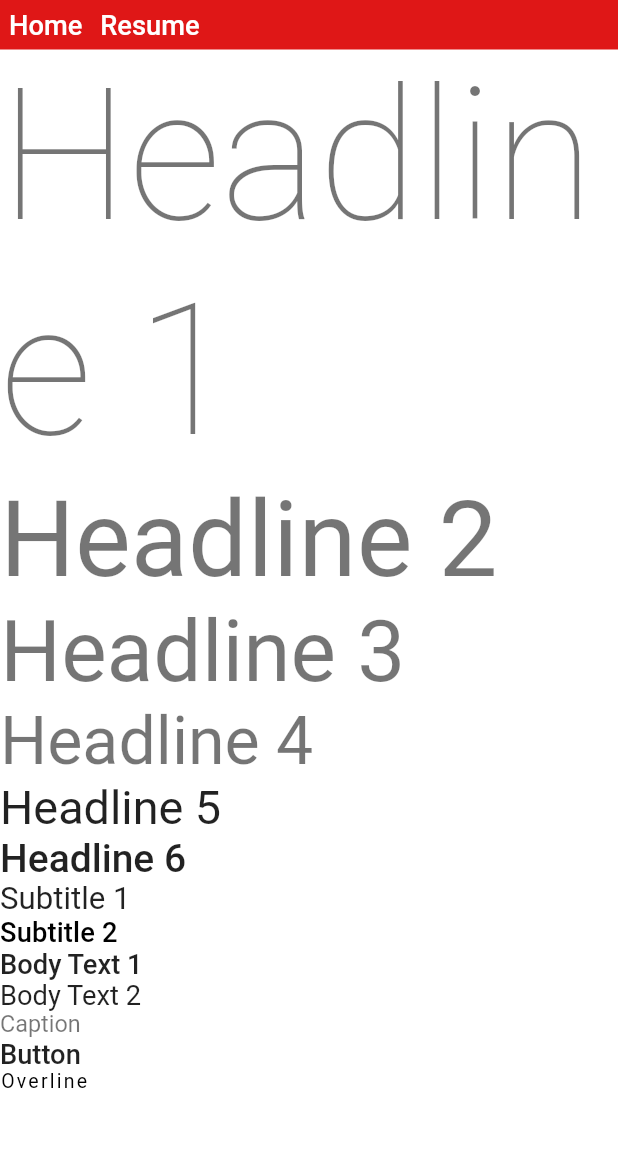
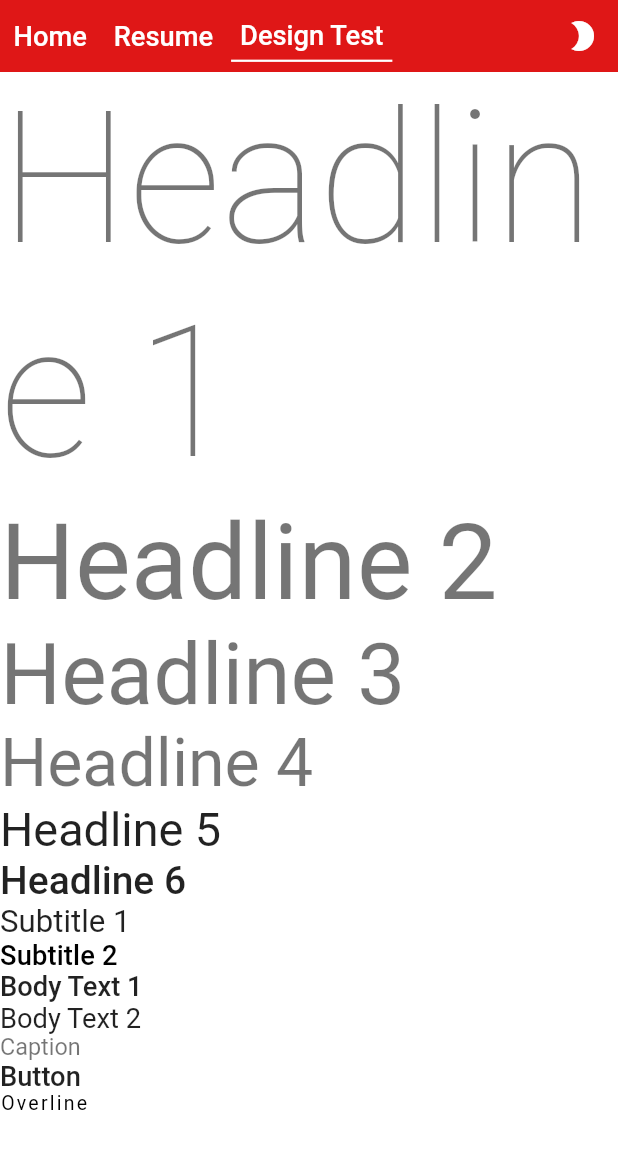
Before and after one commit to theVinesh/personal-site, a Flutter app: the screen it shows after launch, on a phone screen of 412 x 824 dp. Shown: the top 1149 px of the screen. Run offline on Flutter 3.47's test engine with Material 2 defaults, Android fonts, the phone set to English and light mode, and no system bars; our stand-ins replace flutter_mobx, mobx; generated files the repository leaves out were written again.

Commit message:
Add AppStore and navigation

```diff
--- a/lib/components/nav_bar/nav_bar.dart
+++ b/lib/components/nav_bar/nav_bar.dart
@@ -1,24 +1,21 @@
 import 'package:flutter/material.dart';
+import 'package:flutter_mobx/flutter_mobx.dart';
+import 'package:thevinesh/constants/constants.dart';
 import 'package:thevinesh/page/pages.dart';
+import 'package:thevinesh/page/store/app_store.dart';
 import 'package:thevinesh/utils/utils.dart';
 
 part 'nav_bar_button.dart';
 
-class NavBar extends StatefulWidget implements PreferredSizeWidget {
+class NavBar extends StatelessWidget implements PreferredSizeWidget {
   final double preferredHeight;
+  final AppStore appStore;
 
-  const NavBar({@required this.preferredHeight})
+  const NavBar({@required this.preferredHeight, @required this.appStore})
       : assert(preferredHeight != null),
+        assert(appStore != null),
         assert(preferredHeight > 64.0);
 
-  @override
-  _NavBarState createState() => _NavBarState();
-
-  @override
-  Size get preferredSize => Size.fromHeight(preferredHeight);
-}
-
-class _NavBarState extends State<NavBar> {
   @override
   Widget build(BuildContext context) {
     return Theme(
@@ -29,9 +26,35 @@ class _NavBarState extends State<NavBar> {
       child: Container(
         decoration: BoxDecoration(color: Theme.of(context).primaryColor),
         child: Row(
-          children: AppPage.values.map((page) => NavBarButton(page)).toList(),
+          children: [
+            Observer(
+              builder: (_) => Row(
+                children: AppPage.values
+                    .map((page) => NavBarButton(
+                          page,
+                          selectedPage: appStore.currentPage,
+                          onTap: (newPage) => appStore.currentPage = newPage,
+                        ))
+                    .toList(),
+              ),
+            ),
+            Spacer(),
+            Observer(
+              builder: (_) => IconButton(
+                tooltip: AppStrings.toggleDarkMode,
+                icon: Icon(
+                  appStore.darkMode ? Icons.brightness_5 : Icons.brightness_2,
+                  color: Theme.of(context).colorScheme.onPrimary,
+                ),
+                onPressed: () => appStore.toggleDarkMode(),
+              ),
+            ),
+          ],
         ),
       ),
     );
   }
+
+  @override
+  Size get preferredSize => Size.fromHeight(preferredHeight);
 }
--- a/lib/components/nav_bar/nav_bar_button.dart
+++ b/lib/components/nav_bar/nav_bar_button.dart
@@ -2,20 +2,34 @@ part of 'nav_bar.dart';
 
 class NavBarButton extends StatelessWidget {
   final AppPage page;
-  final AppPage selectedPage;
+  final ValueChanged<AppPage> onTap;
+  final bool isSelected;
 
-  const NavBarButton(this.page, {this.selectedPage = AppPage.home})
-      : assert(page != null);
+  const NavBarButton(this.page,
+      {AppPage selectedPage = AppPage.home, this.onTap})
+      : isSelected = page == selectedPage,
+        assert(page != null);
 
   @override
   Widget build(BuildContext context) {
-    return GestureDetector(
-      onTap: () {},
-      child: Container(
-        padding: EdgeInsets.all(4.dp(using: context)),
-        child: Text(
-          page.name,
-          style: Theme.of(context).textTheme.button,
+    return Padding(
+      padding: EdgeInsets.symmetric(
+          horizontal: 2.dp(using: context), vertical: 4.dp(using: context)),
+      child: InkWell(
+        onTap: () => onTap?.call(page),
+        child: Container(
+          padding: EdgeInsets.all(4.dp(using: context)),
+          decoration: BoxDecoration(
+            border: Border(
+              bottom: isSelected
+                  ? BorderSide(
+                      color: Theme.of(context).colorScheme.onPrimary,
+                      width: 1.dp(using: context),
+                    )
+                  : BorderSide.none,
+            ),
+          ),
+          child: Text(page.name, style: Theme.of(context).textTheme.button),
         ),
       ),
     );
--- a/lib/constants/strings.dart
+++ b/lib/constants/strings.dart
@@ -1,3 +1,4 @@
 class AppStrings{
   static final appName = "Vinesh Raju";
+  static final toggleDarkMode = "Toggle dark mode.";
 }
--- a/lib/main.dart
+++ b/lib/main.dart
@@ -3,51 +3,59 @@ import 'dart:developer';
 
 import 'package:flutter/material.dart';
 import 'package:flutter_mobx/flutter_mobx.dart';
-import 'package:thevinesh/components/nav_bar/nav_bar.dart';
+import 'package:provider/provider.dart';
+import 'package:thevinesh/components/components.dart';
 import 'package:thevinesh/constants/constants.dart';
 import 'package:thevinesh/page/pages.dart';
+import 'package:thevinesh/page/store/app_store.dart';
 import 'package:thevinesh/utils/utils.dart';
 
 void main() {
   runZonedGuarded<Future<void>>(() async {
-    runApp(SiteApp());
+    final appStore = AppStore();
+    runApp(
+      MultiProvider(providers: [
+        Provider(create: (_) => appStore),
+      ], child: SiteApp()),
+    );
   }, (dynamic error, StackTrace stackTrace) {
     log(error.toString(), stackTrace: stackTrace);
   });
 }
 
-class SiteApp extends StatefulWidget {
+class SiteApp extends StatelessWidget {
   @override
-  _SiteAppState createState() => _SiteAppState();
+  Widget build(BuildContext context) => MaterialApp(
+        debugShowCheckedModeBanner: false,
+        home: Site(),
+      );
 }
 
-class _SiteAppState extends State<SiteApp> {
+class Site extends StatefulWidget {
+  @override
+  _SiteState createState() => _SiteState();
+}
+
+class _SiteState extends State<Site> {
+  AppStore _store;
+
+  @override
+  void didChangeDependencies() {
+    super.didChangeDependencies();
+    _store ??= context.read<AppStore>();
+  }
+
   @override
   Widget build(BuildContext context) {
     return Observer(
-      builder: (_) => MaterialApp(
-        title: AppStrings.appName,
-        debugShowCheckedModeBanner: false,
-        home: SiteBody(),
+      builder: (_) => Theme(
+        data: AppTheme.theme(using: context, darkMode: _store.darkMode),
+        child: Scaffold(
+          appBar:
+              NavBar(appStore: _store, preferredHeight: 64.dp(using: context)),
+          body: _store.currentPage.widget,
+        ),
       ),
     );
   }
 }
-
-class SiteBody extends StatefulWidget {
-  @override
-  _SiteBodyState createState() => _SiteBodyState();
-}
-
-class _SiteBodyState extends State<SiteBody> {
-  @override
-  Widget build(BuildContext context) {
-    return Theme(
-      data: AppTheme.theme(using: context),
-      child: Scaffold(
-        appBar: NavBar(preferredHeight: 64.dp(using: context)),
-        body: ScreenHome(),
-      ),
-    );
-  }
-}
--- /dev/null
+++ b/lib/page/design_test.dart
@@ -0,0 +1,47 @@
+import 'package:flutter/material.dart';
+
+class DesignTestScreen extends StatefulWidget {
+  @override
+  _DesignTestScreenState createState() => _DesignTestScreenState();
+}
+
+class _DesignTestScreenState extends State<DesignTestScreen> {
+  Map<String, TextStyle> _textStyles;
+
+  @override
+  void didChangeDependencies() {
+    super.didChangeDependencies();
+    _initTextStyles(Theme.of(context));
+  }
+
+  @override
+  Widget build(BuildContext context) {
+    return ListView.builder(
+      itemCount: _textStyles.length,
+      itemBuilder: (_, int index) {
+        final name = _textStyles.keys.elementAt(index);
+        final style = _textStyles[name];
+        return Text(name, style: style);
+      },
+    );
+  }
+
+  Map<String, TextStyle> _initTextStyles(ThemeData theme) {
+    _textStyles = {
+      'Headline 1': theme.textTheme.headline1,
+      'Headline 2': theme.textTheme.headline2,
+      'Headline 3': theme.textTheme.headline3,
+      'Headline 4': theme.textTheme.headline4,
+      'Headline 5': theme.textTheme.headline5,
+      'Headline 6': theme.textTheme.headline6,
+      'Subtitle 1': theme.textTheme.subtitle1,
+      'Subtitle 2': theme.textTheme.subtitle2,
+      'Body Text 1': theme.textTheme.bodyText1,
+      'Body Text 2': theme.textTheme.bodyText2,
+      'Caption': theme.textTheme.caption,
+      'Button': theme.textTheme.button,
+      'Overline': theme.textTheme.overline,
+    };
+    return _textStyles;
+  }
+}
--- a/lib/page/home.dart
+++ b/lib/page/home.dart
@@ -1,39 +1,8 @@
 import 'package:flutter/material.dart';
 
-class ScreenHome extends StatelessWidget {
-  Map<String, TextStyle> _textStyles;
-
-  Map<String, TextStyle> _initTextStyles(ThemeData theme) {
-    if (_textStyles == null) {
-      _textStyles = {
-        'Headline 1': theme.textTheme.headline1,
-        'Headline 2': theme.textTheme.headline2,
-        'Headline 3': theme.textTheme.headline3,
-        'Headline 4': theme.textTheme.headline4,
-        'Headline 5': theme.textTheme.headline5,
-        'Headline 6': theme.textTheme.headline6,
-        'Subtitle 1': theme.textTheme.subtitle1,
-        'Subtitle 2': theme.textTheme.subtitle2,
-        'Body Text 1': theme.textTheme.bodyText1,
-        'Body Text 2': theme.textTheme.bodyText2,
-        'Caption': theme.textTheme.caption,
-        'Button': theme.textTheme.button,
-        'Overline': theme.textTheme.overline,
-      };
-    }
-    return _textStyles;
-  }
-
+class Home extends StatelessWidget {
   @override
   Widget build(BuildContext context) {
-    _initTextStyles(Theme.of(context));
-    return ListView.builder(
-      itemCount: _textStyles.length,
-      itemBuilder: (_, int index) {
-        final name = _textStyles.keys.elementAt(index);
-        final style = _textStyles[name];
-        return Text(name, style: style);
-      },
-    );
+    return Text("Hello");
   }
 }
--- a/lib/page/pages.dart
+++ b/lib/page/pages.dart
@@ -1,13 +1,16 @@
 import 'package:flutter/material.dart';
+import 'package:thevinesh/page/design_test.dart';
 import 'package:thevinesh/page/home.dart';
 import 'package:thevinesh/page/resume.dart';
 
+export 'design_test.dart';
 export 'home.dart';
 export 'resume.dart';
 
 enum AppPage {
   home,
   resume,
+  design_test,
   //uses,
 }
 
@@ -21,6 +24,9 @@ extension XAppPage on AppPage {
       case AppPage.resume:
         _name = "Resume";
         break;
+      case AppPage.design_test:
+        _name = "Design Test";
+        break;
     }
     assert(_name != null);
     return _name;
@@ -30,9 +36,11 @@ extension XAppPage on AppPage {
   Widget get widget {
     switch (this) {
       case AppPage.home:
-        return ScreenHome();
+        return Home();
       case AppPage.resume:
-        return ScreenResume();
+        return Resume();
+      case AppPage.design_test:
+        return DesignTestScreen();
     }
   }
 }
--- a/lib/page/resume.dart
+++ b/lib/page/resume.dart
@@ -1,6 +1,6 @@
 import 'package:flutter/material.dart';
 
-class ScreenResume extends StatelessWidget {
+class Resume extends StatelessWidget {
   @override
   Widget build(BuildContext context) {
     return Center(
--- /dev/null
+++ b/lib/page/store/app_store.dart
@@ -0,0 +1,16 @@
+import 'package:mobx/mobx.dart';
+import 'package:thevinesh/page/pages.dart';
+
+part 'app_store.g.dart';
+
+class AppStore = _AppStore with _$AppStore;
+
+abstract class _AppStore with Store {
+  @observable
+  bool darkMode = false;
+  @observable
+  AppPage currentPage = AppPage.design_test;
+
+  @action
+  void toggleDarkMode() => darkMode = !darkMode;
+}
--- a/pubspec.yaml
+++ b/pubspec.yaml
@@ -33,8 +33,10 @@ dependencies:
   #cupertino_icons: ^0.1.3
 
 dev_dependencies:
+  build_runner: ^1.10.9
   flutter_test:
     sdk: flutter
+  mobx_codegen: ^1.1.2
 
 # For information on the generic Dart part of this file, see the
 # following page: https://dart.dev/tools/pub/pubspec
```
